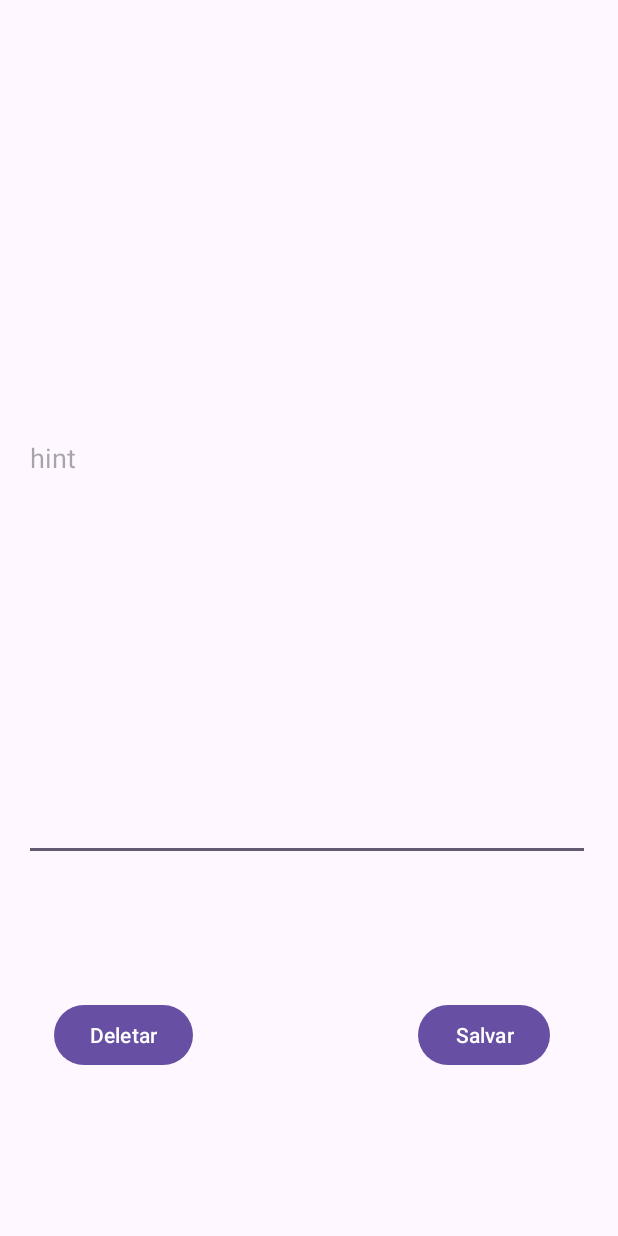
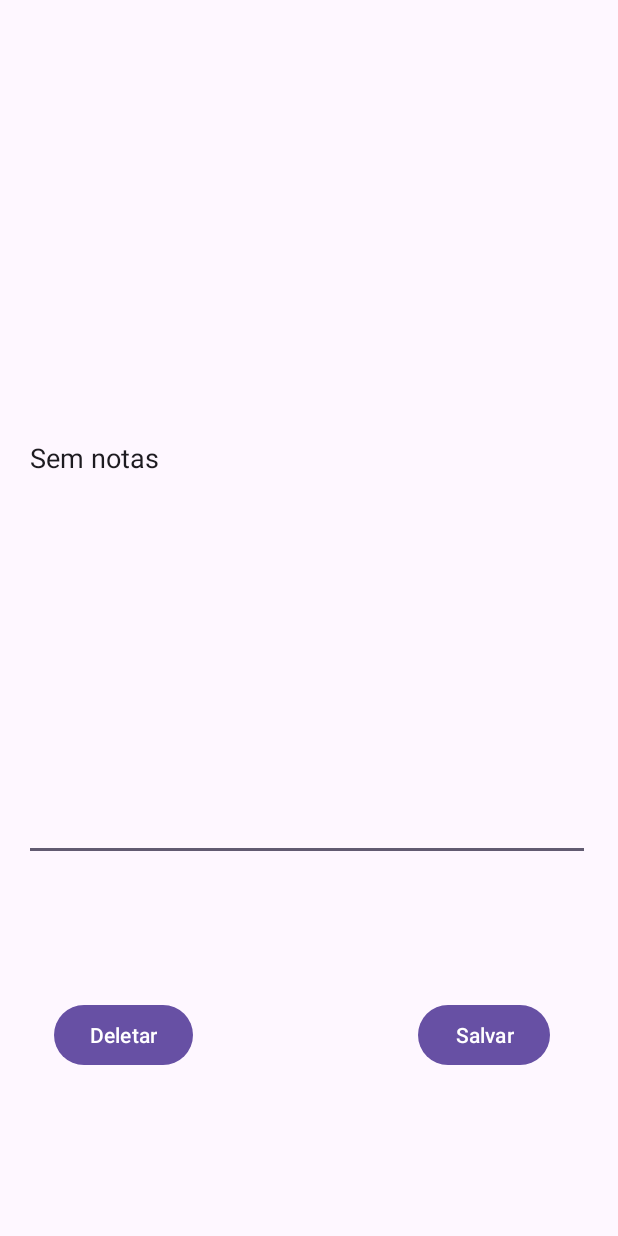
Before and after one commit to Henririck/notastrabalho, an Android app: the screen it shows after launch (MainActivity), on a phone screen of 412 x 824 dp. Run offline under Robolectric (Android 15) with nearby library versions, the phone set to English and light mode, and no system bars.

Commit message:
fix: xml

```diff
--- a/app/src/main/java/com/example/notas_trabalho/FirstFragment.kt
+++ b/app/src/main/java/com/example/notas_trabalho/FirstFragment.kt
@@ -32,7 +32,7 @@ class FirstFragment : Fragment() {
         val sharedPref = requireContext().getSharedPreferences("PREFERENCE_NAME", Context.MODE_PRIVATE)
         val edit = sharedPref.edit()
 
-        val lembrete = sharedPref.getString("notas", "Sem notas")
+        val lembrete = sharedPref.getString("lembrete", "Sem notas")
         binding.textInputEditText.setText(lembrete)
 
         binding.deleteButton.setOnClickListener {
@@ -42,7 +42,7 @@ class FirstFragment : Fragment() {
 
         binding.saveButton.setOnClickListener {
             val notas = binding.textInputEditText.text.toString()
-            edit.putString("notas", notas).apply()
+            edit.putString("lembrete", notas).apply()
         }
     }
 
--- a/app/src/main/res/layout/activity_main.xml
+++ b/app/src/main/res/layout/activity_main.xml
@@ -7,6 +7,6 @@
     android:fitsSystemWindows="true"
     tools:context=".MainActivity">
 
-    <include layout="@layout/fragment_first" />
+    <include layout="@layout/content_main" />
 
 </androidx.constraintlayout.widget.ConstraintLayout>
--- a/app/src/main/res/layout/content_main.xml
+++ b/app/src/main/res/layout/content_main.xml
@@ -2,10 +2,9 @@
 <androidx.constraintlayout.widget.ConstraintLayout xmlns:android="http://schemas.android.com/apk/res/android"
     xmlns:app="http://schemas.android.com/apk/res-auto"
     android:layout_width="match_parent"
-    android:layout_height="match_parent"
-    app:layout_behavior="@string/appbar_scrolling_view_behavior">
+    android:layout_height="match_parent">
 
-    <fragment
+    <androidx.fragment.app.FragmentContainerView
         android:id="@+id/nav_host_fragment_content_main"
         android:name="androidx.navigation.fragment.NavHostFragment"
         android:layout_width="0dp"
```
